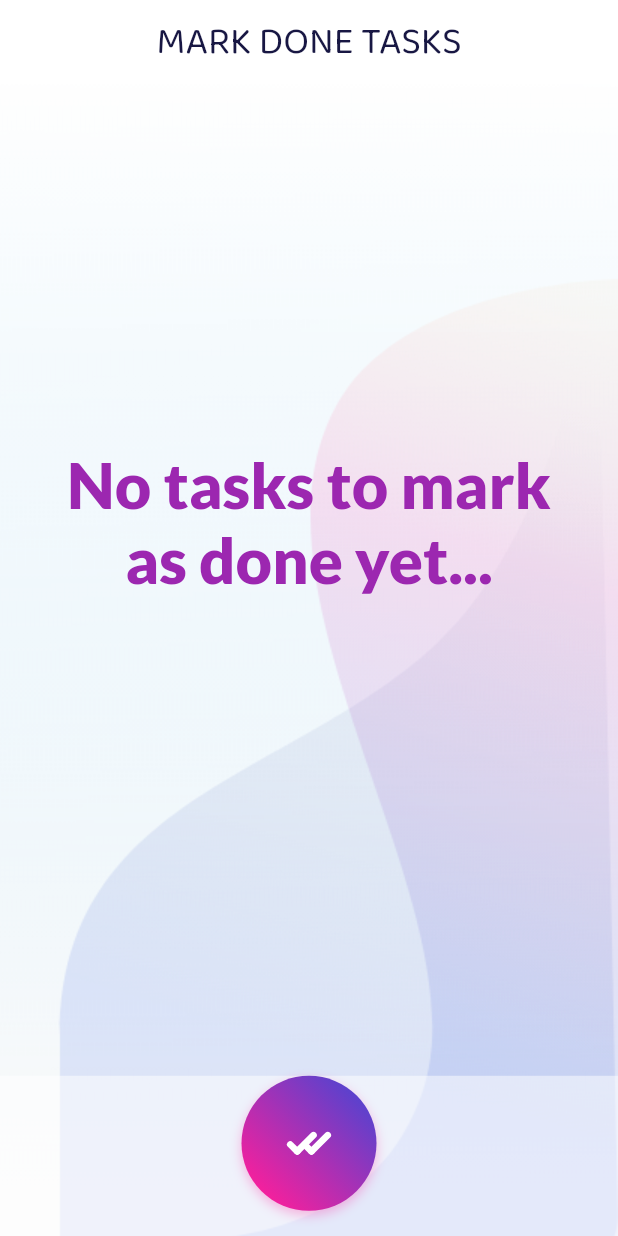
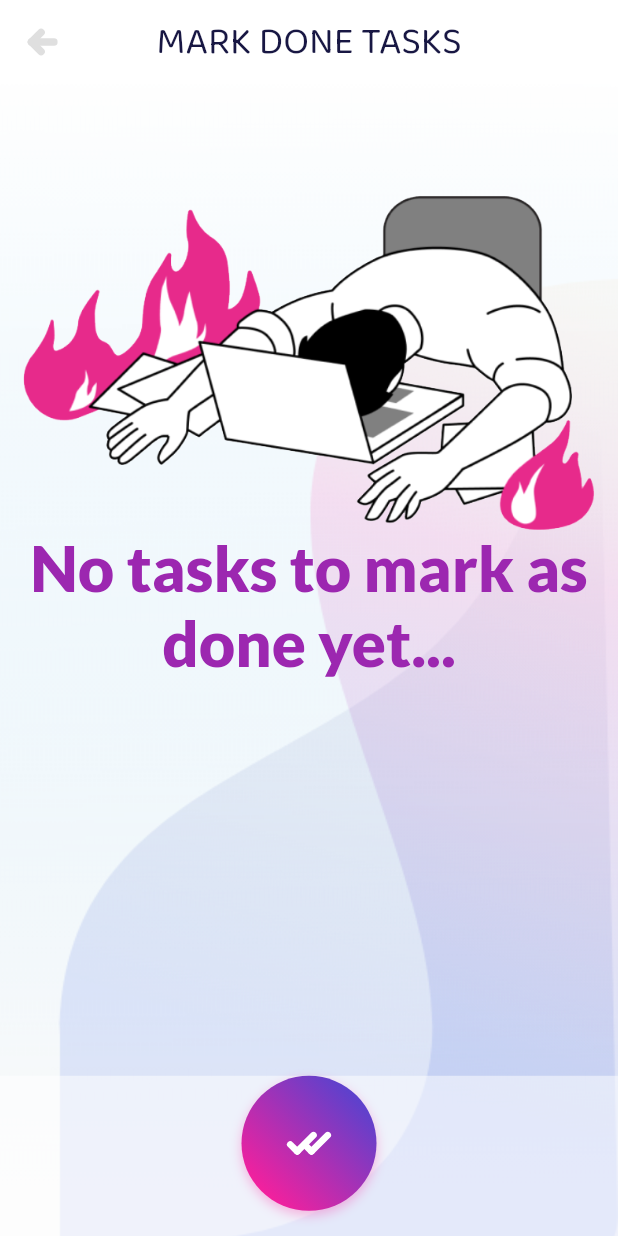
Before and after one commit to SixtusMiracle/my_day, a Flutter app: the MarkDone screen opened directly, on a phone screen of 412 x 824 dp. Run offline on Flutter 3.47's test engine with Material 2 defaults, Android fonts, the light colour scheme and no system bars; our stand-ins replace flutter_riverpod, flutter_svg, sqflite; accounts and stored records are empty.

Commit message:
added no item widget

```diff
--- a/lib/screens/done_tasks/components/body.dart
+++ b/lib/screens/done_tasks/components/body.dart
@@ -5,6 +5,7 @@ import 'package:my_day/shared/util/background.dart';
 import '../../../models/task.dart';
 import '../../../providers/task_notifier.dart';
 import '../../../shared/constants.dart';
+import '../../../shared/util/no_item.dart';
 import '../../../shared/util/task_card.dart';
 
 class Body extends StatelessWidget {
@@ -35,21 +36,7 @@ class Body extends StatelessWidget {
                           .toList();
 
                       return tasks.length == 0
-                          ? Padding(
-                              padding: EdgeInsets.symmetric(
-                                horizontal: miDefaultSize,
-                                vertical: miDefaultSize * 15,
-                              ),
-                              child: Text(
-                                "No done tasks yet...",
-                                style: TextStyle(
-                                  color: Colors.purple,
-                                  fontFamily: "Lato Black",
-                                  fontSize: miDefaultSize * 3,
-                                ),
-                                textAlign: TextAlign.center,
-                              ),
-                            )
+                          ? NoItem(text: "No done tasks yet...")
                           : Expanded(
                               child: ListView.builder(
                                 physics: BouncingScrollPhysics(),
--- a/lib/screens/home/components/body.dart
+++ b/lib/screens/home/components/body.dart
@@ -3,6 +3,7 @@ import 'package:flutter_riverpod/flutter_riverpod.dart';
 import 'package:my_day/models/task.dart';
 import 'package:my_day/providers/task_notifier.dart';
 import 'package:my_day/shared/constants.dart';
+import 'package:my_day/shared/util/no_item.dart';
 
 import '../../../shared/task_detail/details_modal_dialog.dart';
 import '../../../shared/util/background.dart';
@@ -43,11 +44,17 @@ class Body extends StatelessWidget {
                           final tasks =
                               ref.watch(taskNotifierProvider) as List<Task>;
 
-                          return Expanded(
+                          return tasks.length == 0
+                              ? NoItem(
+                                  text:
+                                      "No tasks! Tap on the plus icon on the lower right part of the screen to add a new task",
+                                  isHomeScreen: true)
+                              : Expanded(
                                   child: ListView.builder(
                                     physics: BouncingScrollPhysics(),
                                     itemCount: tasks.length,
-                              itemBuilder: (BuildContext context, int index) =>
+                                    itemBuilder:
+                                        (BuildContext context, int index) =>
                                             TaskCard(
                                                 task: tasks[index],
                                                 press: () => _showDetailsModal(
--- a/lib/screens/mark_done/components/body.dart
+++ b/lib/screens/mark_done/components/body.dart
@@ -3,6 +3,7 @@ import 'package:flutter_riverpod/flutter_riverpod.dart';
 import 'package:my_day/models/task.dart';
 import 'package:my_day/providers/task_notifier.dart';
 import 'package:my_day/shared/util/background.dart';
+import 'package:my_day/shared/util/no_item.dart';
 import 'package:my_day/shared/util/task_card.dart';
 
 import '../../../shared/constants.dart';
@@ -35,21 +36,7 @@ class Body extends StatelessWidget {
                           .toList();
 
                       return undoneTasks.length == 0
-                          ? Padding(
-                              padding: EdgeInsets.symmetric(
-                                horizontal: miDefaultSize,
-                                vertical: miDefaultSize * 15,
-                              ),
-                              child: Text(
-                                "No tasks to mark as done yet...",
-                                style: TextStyle(
-                                  fontFamily: "Lato Black",
-                                  fontSize: miDefaultSize * 3,
-                                  color: Colors.purple,
-                                ),
-                                textAlign: TextAlign.center,
-                              ),
-                            )
+                          ? NoItem(text: "No tasks to mark as done yet...")
                           : Expanded(
                               child: ListView.builder(
                                 physics: BouncingScrollPhysics(),
--- a/lib/screens/mark_done/mark_done.dart
+++ b/lib/screens/mark_done/mark_done.dart
@@ -14,6 +14,7 @@ class MarkDone extends StatelessWidget {
         context: context,
         hasActions: false,
         title: "MARK DONE TASKS",
+        hasBackButton: true,
       ),
       body: Body(),
       extendBody: true,
--- /dev/null
+++ b/lib/shared/util/no_item.dart
@@ -0,0 +1,52 @@
+import 'package:flutter/material.dart';
+
+import '../constants.dart';
+
+class NoItem extends StatelessWidget {
+  const NoItem({
+    Key? key,
+    required this.text,
+    this.isHomeScreen = false,
+  }) : super(key: key);
+
+  final String text;
+  final bool isHomeScreen;
+
+  @override
+  Widget build(BuildContext context) {
+    return Column(
+      mainAxisAlignment: MainAxisAlignment.center,
+      children: isHomeScreen
+          ? [
+              SizedBox(height: miDefaultSize * 4),
+              Text(
+                text,
+                style: TextStyle(
+                  color: Colors.purple,
+                  fontFamily: "Lato",
+                  fontSize: miDefaultSize * 1.5,
+                  fontWeight: FontWeight.bold,
+                  fontStyle: FontStyle.italic,
+                  letterSpacing: 1.5,
+                  height: 1.5,
+                ),
+                textAlign: TextAlign.center,
+              ),
+              Image.asset("assets/images/pointdown.gif"),
+            ]
+          : [
+              SizedBox(height: miDefaultSize * 3),
+              Image.asset("assets/images/none.png"),
+              Text(
+                text,
+                style: TextStyle(
+                  color: Colors.purple,
+                  fontFamily: "Lato Black",
+                  fontSize: miDefaultSize * 3,
+                ),
+                textAlign: TextAlign.center,
+              ),
+            ],
+    );
+  }
+}
```
Also changed, not shown: assets/images/none.png (added), assets/images/pointdown.gif (added). Lines whose indentation alone changed are shown as unchanged.
